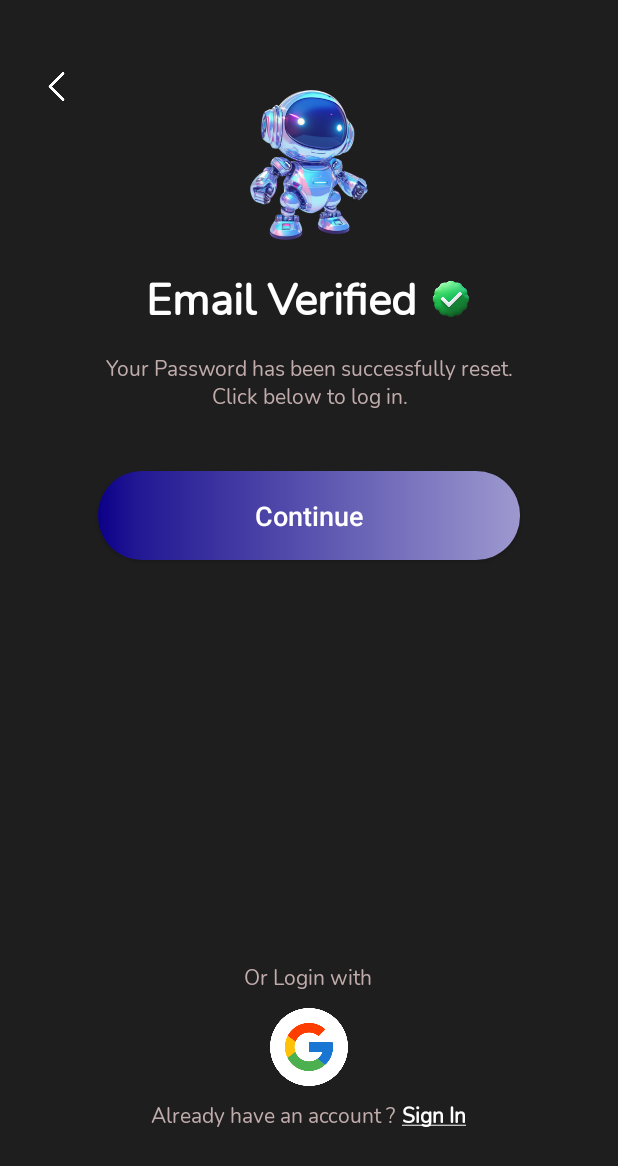
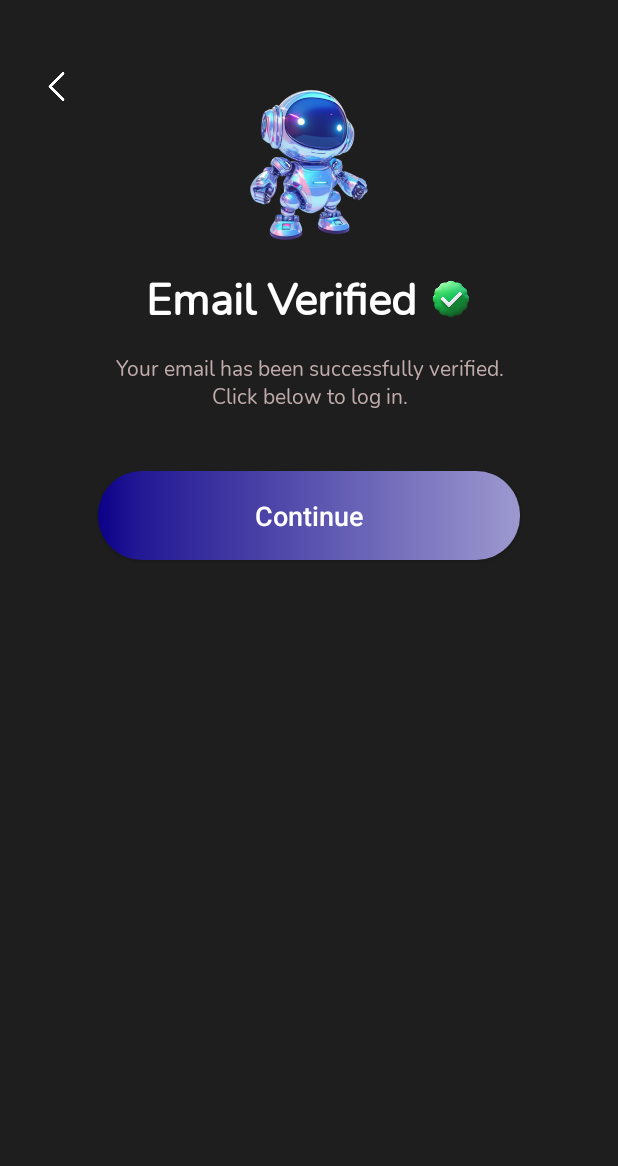
Before and after one commit to rishabhraj1572/GemX, an Android app: the EmailVerified screen opened directly, with no data from a screen before it, on a phone screen of 412 x 824 dp. Shown: the top 1166 px of the screen. Run offline under Robolectric (Android 15) with nearby library versions, the phone set to English and light mode, and no system bars.

Commit message:
hot fix : login and signup verification

```diff
--- a/app/src/main/res/layout/activity_email_verified_page.xml
+++ b/app/src/main/res/layout/activity_email_verified_page.xml
@@ -98,28 +98,6 @@
         android:textSize="18sp" />
 
 
-    <TextView
-        android:id="@+id/orlogin"
-        android:layout_width="wrap_content"
-        android:layout_height="wrap_content"
-        android:layout_above="@+id/gmail"
-        android:layout_centerHorizontal="true"
-        android:layout_marginLeft="145dp"
-        android:textColor="@color/bottom"
-        android:text="Or Login with" />
-
-    <ImageView
-        android:id="@+id/gmail"
-        android:layout_width="52dp"
-        android:layout_height="52dp"
-        android:layout_above="@+id/lastText"
-        android:layout_centerHorizontal="true"
-        android:layout_marginStart="10dp"
-        android:layout_marginTop="10dp"
-        android:layout_marginEnd="10dp"
-        android:layout_marginBottom="10dp"
-        android:src="@drawable/gmailnew" />
-
     <!-- Bottom Line -->
     <LinearLayout
         android:id="@+id/lastText"
@@ -133,30 +111,7 @@
         <LinearLayout
             android:layout_width="match_parent"
             android:layout_height="wrap_content"
-            android:orientation="horizontal">
-
-            <TextView
-                android:id="@+id/lastText1"
-                android:layout_width="0dp"
-                android:layout_height="wrap_content"
-                android:layout_weight="1"
-                android:textColor="@color/bottom"
-                android:text="Already have an account ?"
-                android:gravity="center_vertical"
-                android:paddingEnd="4dp" />
-
-            <TextView
-                android:id="@+id/signin"
-                android:layout_width="wrap_content"
-                android:layout_height="wrap_content"
-                android:gravity="center_vertical"
-                android:text="@string/sign_in"
-                android:textStyle="bold"
-                android:textColor="@color/white"
-                android:textAlignment="viewStart"
-                tools:ignore="RtlCompat" />
-
-        </LinearLayout>
+            android:orientation="horizontal"/>
 
     </LinearLayout>
 
--- a/app/src/main/res/values-night/strings.xml
+++ b/app/src/main/res/values-night/strings.xml
@@ -11,5 +11,5 @@
     <string name="speak_page">I am planning a trip for our anniversary in September. What are some places we can go there within a 3 hour from Delhi ?</string>
     <string name="default_web_client_id">5170341751-cn7fru4nvpoqcerufvob39s8l1jihloq.apps.googleusercontent.com</string>
     <string name="email_verification">Your Email ID <b><font color='white'>{email}</font></b> is not yet verified. Please verify the Email ID to proceed the next step.</string>
-    <string name="verified_string">Your Password has been successfully reset. Click below to log in.</string>
+    <string name="verified_string">Your email has been successfully verified. Click below to log in.</string>
 </resources>
--- a/app/src/main/res/values/strings.xml
+++ b/app/src/main/res/values/strings.xml
@@ -11,5 +11,5 @@
     <string name="speak_page">I am planning a trip for our anniversary in September. What are some places we can go there within a 3 hour from Delhi ?</string>
     <string name="default_web_client_id">5170341751-cn7fru4nvpoqcerufvob39s8l1jihloq.apps.googleusercontent.com</string>
     <string name="email_verification">Your Email ID <b><font color='white'>{email}</font></b> is not yet verified. Please verify the Email ID to proceed the next step.</string>
-    <string name="verified_string">Your Password has been successfully reset. Click below to log in.</string>
+    <string name="verified_string">Your email has been successfully verified. Click below to log in.</string>
 </resources>
```
Also changed, not shown: app/src/main/java/com/gemx/gemx/EmailVerificationActivity.java (+92 -0 lines).
